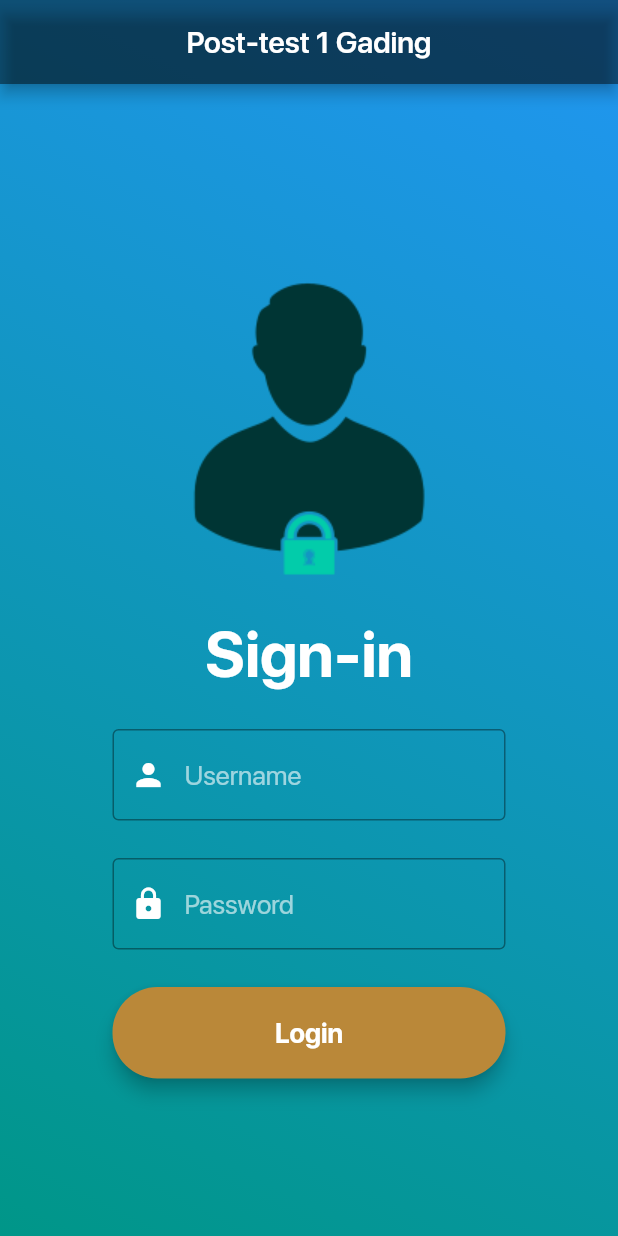
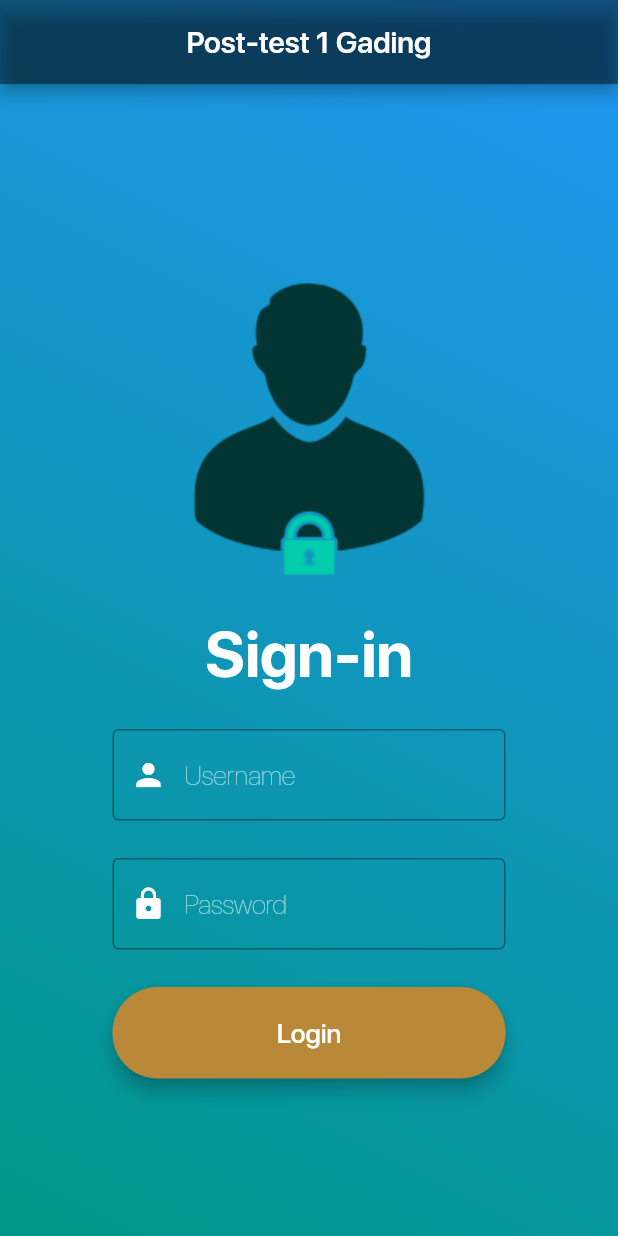
Before and after one commit to fazrigading/learnmobileprogramming, a Flutter app: the screen it shows after launch, on a phone screen of 412 x 824 dp. Run offline on Flutter 3.47's test engine with Material 2 defaults, Android fonts, the phone set to English and light mode, and no system bars; project files that could hold a hidden picture were left out.

Commit message:
second commit

```diff
--- a/lib/main.dart
+++ b/lib/main.dart
@@ -9,13 +9,9 @@ class MyApp extends StatelessWidget {
 
   @override
   Widget build(BuildContext context) {
-    final ThemeData theme = ThemeData();
-    Color myColor = Theme.of(context).colorScheme.secondary;
     return MaterialApp(
       title: "Flutter Gading",
-      theme: theme.copyWith(
-        colorScheme: theme.colorScheme.copyWith(secondary: myColor),
-      ),
+      theme: ThemeData(fontFamily: 'SanFrancisco'),
       home: const MyHomePage(),
       debugShowCheckedModeBanner: false,
     );
@@ -46,9 +42,7 @@ class MyHomePage extends StatelessWidget {
             centerTitle: true,
             title: const Text(
               "Post-test 1 Gading",
-              style: TextStyle(
-                  fontFamily: 'SanFrancisco', fontWeight: FontWeight.w600),
-              textAlign: TextAlign.center,
+              style: TextStyle(fontWeight: FontWeight.w600),
             ),
             backgroundColor: Colors.black45,
           ),
@@ -63,15 +57,13 @@ class MyHomePage extends StatelessWidget {
                     style: TextStyle(
                         color: Colors.white,
                         fontSize: 42,
-                        fontFamily: 'SanFrancisco',
                         fontWeight: FontWeight.w700),
                   )),
               const Padding(
                 padding:
                     EdgeInsets.only(left: 75, right: 75, top: 25, bottom: 25),
                 child: TextField(
-                  style: TextStyle(
-                      color: Colors.white, fontFamily: 'SanFrancisco'),
+                  style: TextStyle(color: Colors.white),
                   decoration: InputDecoration(
                     prefixIcon: Icon(Icons.person, color: Colors.white),
                     focusColor: Colors.white,
@@ -82,7 +74,7 @@ class MyHomePage extends StatelessWidget {
                     hintStyle: TextStyle(
                         color: Colors.white60,
                         fontSize: 18,
-                        fontFamily: 'SanFrancisco'),
+                        fontWeight: FontWeight.w300),
                   ),
                 ),
               ),
@@ -102,7 +94,7 @@ class MyHomePage extends StatelessWidget {
                       hintStyle: TextStyle(
                           color: Colors.white60,
                           fontSize: 18,
-                          fontFamily: 'SanFrancisco')),
+                          fontWeight: FontWeight.w300)),
                 ),
               ),
               Padding(
@@ -121,8 +113,7 @@ class MyHomePage extends StatelessWidget {
                           style: TextStyle(
                               fontSize: 18,
                               color: Colors.white,
-                              fontWeight: FontWeight.w700,
-                              fontFamily: 'SanFrancisco'))),
+                              fontWeight: FontWeight.w500))),
                 ),
               )
             ],
```
